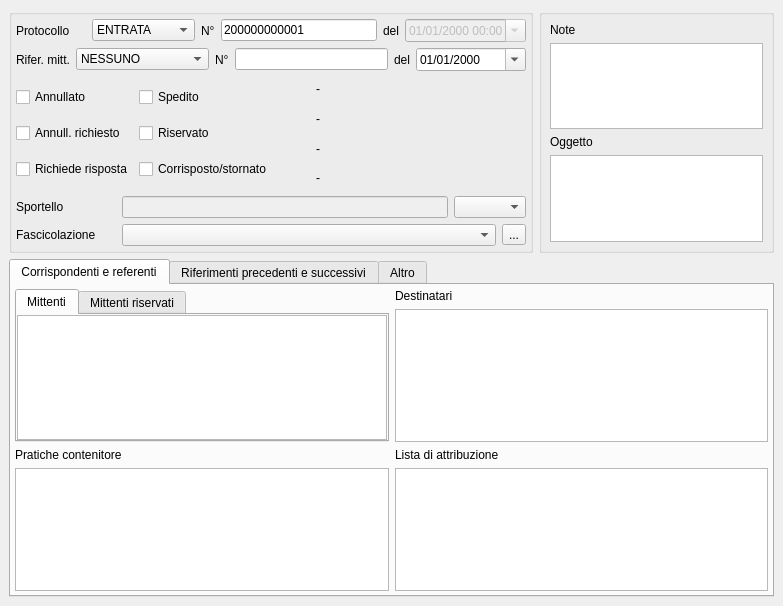
This is src/com/axiastudio/suite/protocollo/forms/protocollo.ui in tizianolattisi/suitegda as Qt 5 draws it before an edit. The edited form follows.
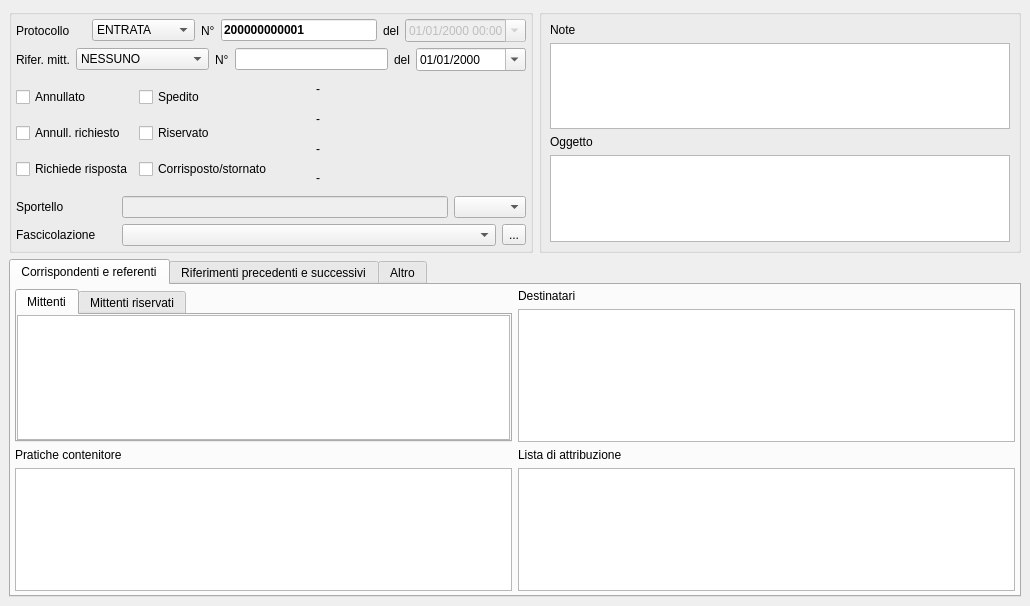
This is the edited form. Custom widgets are drawn as their Qt base class.

Commit message: Numero di protocollo in evidenza, modifiche headers e/o inserimento colonne in PyPaPiTableView soggetti/attribuzioni/pratiche

What changed in the file:
```diff
--- a/src/com/axiastudio/suite/protocollo/forms/protocollo.ui
+++ b/src/com/axiastudio/suite/protocollo/forms/protocollo.ui
@@ -6,7 +6,7 @@
    <rect>
     <x>0</x>
     <y>0</y>
-    <width>783</width>
+    <width>1030</width>
     <height>606</height>
    </rect>
   </property>
@@ -118,6 +118,9 @@
              <height>0</height>
             </size>
            </property>
+           <property name="styleSheet">
+            <string notr="true">font-weight:bold; font-size:9pt;</string>
+           </property>
            <property name="text">
             <string>200000000001</string>
            </property>
```
Left out of the diff: 12 changed lines with no effect on the pictures.
